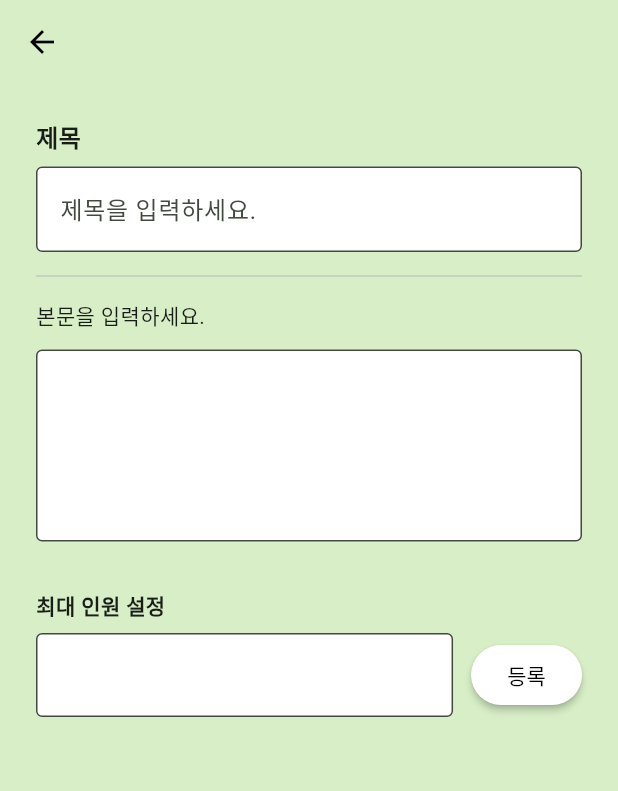
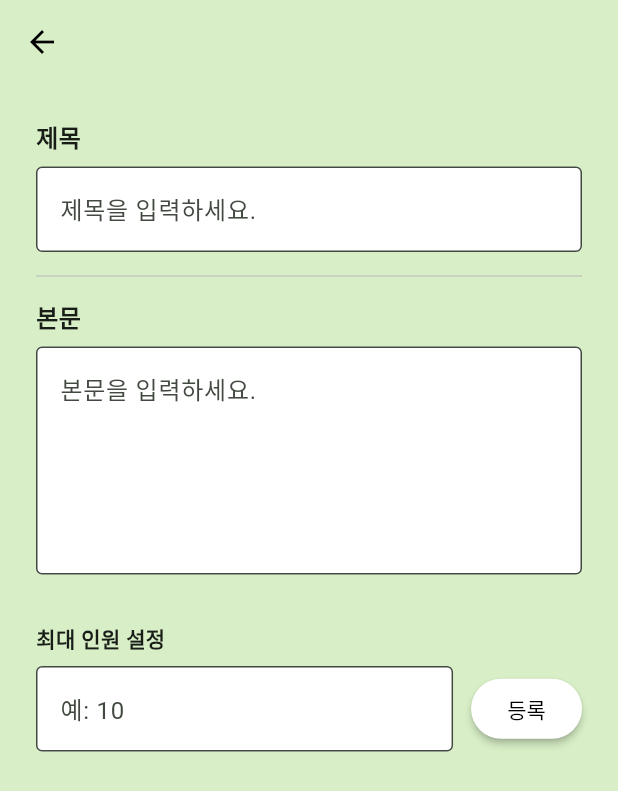
Before and after one commit to givemenickname/khuton, a Flutter app: the PostCreatePage screen opened directly, on a phone screen of 412 x 824 dp. Shown: the top 791 px of the screen. Run offline on Flutter 3.47's test engine with Material 3 defaults, Android fonts, the light colour scheme and no system bars; our stand-ins replace firebase_core; accounts and stored records are empty.

Commit message:
Update post_create.dart

```diff
--- a/khuthon/lib/post_create.dart
+++ b/khuthon/lib/post_create.dart
@@ -18,11 +18,7 @@ class PostCreatePage extends StatelessWidget {
         leading: IconButton(
           icon: const Icon(Icons.arrow_back, color: Colors.black),
           onPressed: () {
-            Navigator.pushAndRemoveUntil(
-              context,
-              MaterialPageRoute(builder: (_) => const MainScreen()),
-              (route) => false,
-            );
+            Navigator.pop(context); // 뒤로가기
           },
         ),
       ),
@@ -46,15 +42,19 @@ class PostCreatePage extends StatelessWidget {
               ),
             ),
             const Divider(height: 32),
-            const Text("본문을 입력하세요."),
-            const SizedBox(height: 12),
+            const Text(
+              "본문",
+              style: TextStyle(fontSize: 16, fontWeight: FontWeight.bold),
+            ),
+            const SizedBox(height: 8),
             TextField(
               controller: contentController,
-              maxLines: 4,
+              maxLines: 5,
               decoration: const InputDecoration(
                 filled: true,
                 fillColor: Colors.white,
                 border: OutlineInputBorder(),
+                hintText: "본문을 입력하세요.",
               ),
             ),
             const SizedBox(height: 32),
@@ -71,22 +71,30 @@ class PostCreatePage extends StatelessWidget {
                       filled: true,
                       fillColor: Colors.white,
                       border: OutlineInputBorder(),
+                      hintText: "예: 10",
                     ),
                   ),
                 ),
                 const SizedBox(width: 12),
                 ElevatedButton(
                   onPressed: () {
-                    // TODO: 글 등록 처리
-                    print("📨 글 등록됨");
-                    Navigator.pop(context);
+                    final String title = titleController.text.trim();
+                    final String people = maxPeopleController.text.trim();
+
+                    if (title.isEmpty || people.isEmpty) return;
+
+                    Navigator.pop(context, {
+                      'title': title,
+                      'people': '0/$people명',
+                      'isMine': true,
+                      'status': '모집 중',
+                    });
                   },
                   style: ElevatedButton.styleFrom(
                     backgroundColor: Colors.white,
                     elevation: 2,
                   ),
-                  child:
-                      const Text("등록", style: TextStyle(color: Colors.black)),
+                  child: const Text("등록", style: TextStyle(color: Colors.black)),
                 )
               ],
             )
```
